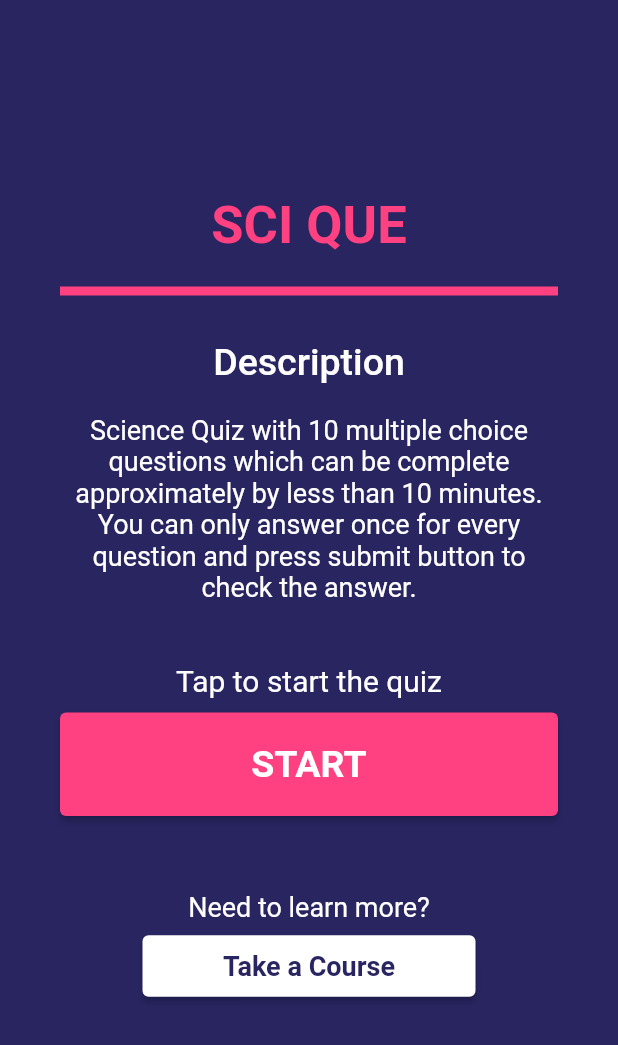
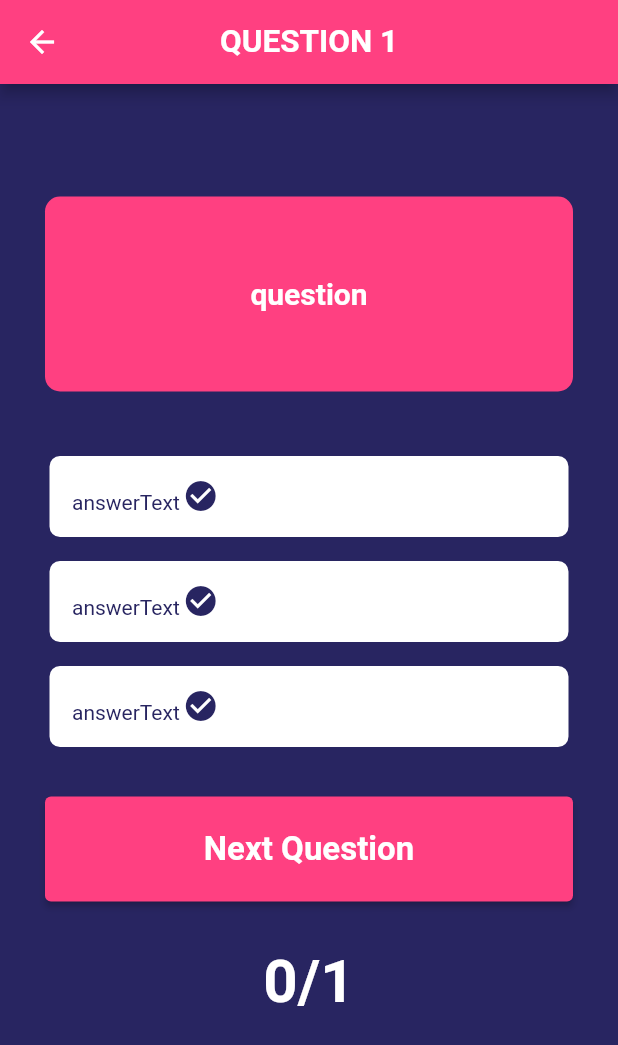
Before and after one commit to NavinduK/sci_que, a Flutter app: the HOME screen opened directly, after a tap on "START", on a phone screen of 412 x 824 dp. Shown: the top 1045 px of the screen. Run offline on Flutter 3.47's test engine with Material 2 defaults, Android fonts, the phone set to English and light mode, and no system bars; our stand-ins replace animate_do, fluttertoast.

Commit message:
Questions pages and quiz flow done

```diff
--- a/lib/Util/Util.dart
+++ b/lib/Util/Util.dart
@@ -1,9 +1,12 @@
 import 'package:flutter/material.dart';
+import 'package:url_launcher/url_launcher.dart';
 
-class UtilFunctions{
-
-  static void navigateTo(BuildContext context,Widget widget){
-    Navigator.push(context,MaterialPageRoute(builder: (context) => widget));
+class UtilFunctions {
+  static void navigateTo(BuildContext context, Widget widget) {
+    Navigator.push(context, MaterialPageRoute(builder: (context) => widget));
   }
 
+  static void launchURL(url) async {
+    if (!await launch(url)) throw 'Could not launch coursera.com';
+  }
 }
--- a/lib/Views/Home.dart
+++ b/lib/Views/Home.dart
@@ -1,6 +1,6 @@
 import 'package:flutter/material.dart';
 import 'package:sci_que/Util/Util.dart';
-import 'package:url_launcher/url_launcher.dart';
+import 'package:sci_que/Views/Question.dart';
 
 class HOME extends StatefulWidget {
   const HOME({Key? key}) : super(key: key);
@@ -15,7 +15,7 @@ class _HOMEState extends State<HOME> {
     return Scaffold(
       backgroundColor: Color.fromRGBO(40, 37, 97, 1),
       body: ListView(
-          padding: EdgeInsets.only(top: 80, left: 40, right: 40),
+          padding: EdgeInsets.only(top: 50, left: 40, right: 40),
           physics: const NeverScrollableScrollPhysics(),
           children: <Widget>[
             Container(
@@ -32,7 +32,7 @@ class _HOMEState extends State<HOME> {
               height: 20,
             ),
             Container(
-              padding: EdgeInsets.only(top: 30, left: 10, right: 10),
+              padding: EdgeInsets.only(top: 50, left: 10, right: 10),
               decoration: BoxDecoration(
                 border: Border(
                   top: BorderSide(
@@ -55,12 +55,12 @@ class _HOMEState extends State<HOME> {
                     height: 20,
                   ),
                   Text(
-                    'Science Quiz with 10 multiple choice questions which can be complete approximately by less than 10 minutes. You can only answer once for every question and press submit button to check the answer.',
-                    style: TextStyle(color: Colors.white, fontSize: 18),
+                    'Science Quiz with 10 multiple choice questions which can be complete approximately by less than 10 minutes. You can only answer once for every question and press submit button to check the answer after completing each question.',
+                    style: TextStyle(color: Colors.white, fontSize: 19),
                     textAlign: TextAlign.center,
                   ),
                   SizedBox(
-                    height: 40,
+                    height: 50,
                   ),
                   Text(
                     'Tap to start the quiz',
@@ -71,7 +71,7 @@ class _HOMEState extends State<HOME> {
               ),
             ),
             SizedBox(
-              height: 10,
+              height: 20,
             ),
             Container(
               child: ElevatedButton(
@@ -87,7 +87,7 @@ class _HOMEState extends State<HOME> {
                       fontSize: 25),
                 ),
                 onPressed: () {
-                  UtilFunctions.navigateTo(context, HOME());
+                  UtilFunctions.navigateTo(context, Question());
                 },
               ),
             ),
@@ -103,24 +103,20 @@ class _HOMEState extends State<HOME> {
               padding: EdgeInsets.only(top: 5, left: 55, right: 55),
               child: ElevatedButton(
                   style: ElevatedButton.styleFrom(
-                      primary: Colors.white,
+                      primary: Colors.white.withOpacity(0.8),
                       padding:
-                          EdgeInsets.symmetric(vertical: 10, horizontal: 30)),
+                          EdgeInsets.symmetric(vertical: 15, horizontal: 30)),
                   child: Text(
                     'Take a Course',
                     style: TextStyle(
                         color: Color.fromRGBO(40, 37, 97, 1),
                         fontWeight: FontWeight.w700,
-                        fontSize: 18),
+                        fontSize: 17),
                   ),
-                  onPressed: _launchURL),
+                  onPressed: () => UtilFunctions.launchURL(
+                      'https://www.coursera.org/search?query=science')),
             ),
           ]),
     );
   }
-
-  void _launchURL() async {
-    if (!await launch('https://www.coursera.org/search?query=science'))
-      throw 'Could not launch coursera.com';
-  }
 }
--- /dev/null
+++ b/lib/Views/Question.dart
@@ -0,0 +1,233 @@
+import 'dart:ui';
+
+import 'package:flutter/material.dart';
+import 'package:sci_que/Widgets/Answer.dart';
+
+class Question extends StatefulWidget {
+  @override
+  _QuestionState createState() => _QuestionState();
+}
+
+class _QuestionState extends State<Question> {
+  List<Icon> _scoreTracker = [];
+  int _questionIndex = 0;
+  int _totalScore = 0;
+  bool answerWasSelected = false;
+  bool endOfQuiz = false;
+  bool correctAnswerSelected = false;
+
+  void _questionAnswered(bool answerScore) {
+    print("answered");
+    setState(() {
+      // answer was selected
+      answerWasSelected = true;
+      // check if answer was correct
+      if (answerScore) {
+        _totalScore++;
+        correctAnswerSelected = true;
+      }
+      // adding to the score tracker on top
+      _scoreTracker.add(
+        answerScore
+            ? Icon(
+                Icons.check_circle,
+                color: Colors.white,
+              )
+            : Icon(
+                Icons.cancel_sharp,
+                color: Colors.pinkAccent,
+              ),
+      );
+      //when the quiz ends
+      if (_questionIndex + 1 == _questions.length) {
+        endOfQuiz = true;
+      }
+    });
+  }
+
+  void _nextQuestion() {
+    print('next');
+    setState(() {
+      _questionIndex++;
+      answerWasSelected = false;
+      correctAnswerSelected = false;
+    });
+    // what happens at the end of the quiz
+    if (_questionIndex >= _questions.length) {
+      _resetQuiz();
+    }
+  }
+
+  void _resetQuiz() {
+    setState(() {
+      _questionIndex = 0;
+      _totalScore = 0;
+      _scoreTracker = [];
+      endOfQuiz = false;
+    });
+  }
+
+  @override
+  Widget build(BuildContext context) {
+    return Scaffold(
+      backgroundColor: Color.fromRGBO(40, 37, 97, 1),
+      appBar: AppBar(
+        backgroundColor: Colors.pinkAccent,
+        title: Text(
+          'QUESTION ${(_questionIndex + 1).toString()}',
+          style: TextStyle(
+              color: Colors.white, fontSize: 21, fontWeight: FontWeight.w700),
+        ),
+        centerTitle: true,
+      ),
+      body: Center(
+        child: Column(
+          children: [
+            SizedBox(
+              height: 25.0,
+            ),
+            Row(
+              mainAxisAlignment: MainAxisAlignment.center,
+              children: [
+                if (_scoreTracker.length == 0)
+                  SizedBox(
+                    height: 25.0,
+                  ),
+                if (_scoreTracker.length > 0) ..._scoreTracker
+              ],
+            ),
+            SizedBox(
+              height: 25.0,
+            ),
+            Container(
+              width: double.infinity,
+              height: 130.0,
+              margin: EdgeInsets.only(bottom: 10.0, left: 30.0, right: 30.0),
+              padding: EdgeInsets.symmetric(horizontal: 50.0, vertical: 20.0),
+              decoration: BoxDecoration(
+                color: Colors.pinkAccent,
+                borderRadius: BorderRadius.circular(10.0),
+              ),
+              child: Center(
+                child: Text(
+                  _questions[_questionIndex]['question'] as String,
+                  textAlign: TextAlign.center,
+                  style: TextStyle(
+                    fontSize: 20.0,
+                    color: Colors.white,
+                    fontWeight: FontWeight.bold,
+                  ),
+                ),
+              ),
+            ),
+            SizedBox(
+              height: 25.0,
+            ),
+            ...(_questions[_questionIndex]['answers']
+                    as List<Map<String, Object>>)
+                .map(
+              (answer) => Answer(
+                answerText: answer['answerText'].toString(),
+                answerColor: answerWasSelected
+                    ? answer['score'] as bool
+                        ? Colors.green
+                        : Colors.red
+                    : Color.fromRGBO(40, 37, 97, 1),
+                answerTap: () {
+                  // if answer was already selected then nothing happens onTap
+                  if (answerWasSelected) {
+                    print('already selected');
+                    return;
+                  }
+                  //answer is being selected
+                  _questionAnswered(answer['score'] as bool);
+                },
+              ),
+            ),
+            SizedBox(height: 25.0),
+            Padding(
+              padding: EdgeInsets.only(bottom: 10.0, left: 30.0, right: 30.0),
+              child: ElevatedButton(
+                style: ElevatedButton.styleFrom(
+                  primary: Colors.pinkAccent,
+                  minimumSize: Size(double.infinity, 70.0),
+                ),
+                onPressed: () {
+                  if (!answerWasSelected) {
+                    ScaffoldMessenger.of(context).showSnackBar(SnackBar(
+                      content: Text(
+                          'Please select an answer before going to the next question'),
+                    ));
+                    return;
+                  }
+                  _nextQuestion();
+                },
+                child: Text(
+                  endOfQuiz ? 'Restart Quiz' : 'Next Question',
+                  style: TextStyle(fontSize: 22, fontWeight: FontWeight.w700),
+                ),
+              ),
+            ),
+            Container(
+              padding: EdgeInsets.all(20.0),
+              child: Text(
+                '${_totalScore.toString()}/${_questions.length}',
+                style: TextStyle(
+                    color: Colors.white,
+                    fontSize: 40.0,
+                    fontWeight: FontWeight.bold),
+              ),
+            ),
+            if (answerWasSelected && !endOfQuiz)
+              Container(
+                height: 70,
+                width: double.infinity,
+                color: correctAnswerSelected ? Colors.green : Colors.red,
+                child: Center(
+                  child: Text(
+                    correctAnswerSelected
+                        ? 'Correct, Well done!'
+                        : 'Wrong, Try next time!',
+                    style: TextStyle(
+                      fontSize: 18.0,
+                      fontWeight: FontWeight.bold,
+                      color: Colors.white,
+                    ),
+                  ),
+                ),
+              ),
+            if (endOfQuiz)
+              Container(
+                height: 100,
+                width: double.infinity,
+                color: Colors.black,
+                child: Center(
+                  child: Text(
+                    _totalScore > 4
+                        ? 'Congratulations! Your final score is: $_totalScore'
+                        : 'Your final score is: $_totalScore. Better luck next time!',
+                    style: TextStyle(
+                      fontSize: 20.0,
+                      fontWeight: FontWeight.bold,
+                      color: _totalScore > 4 ? Colors.green : Colors.red,
+                    ),
+                  ),
+                ),
+              ),
+          ],
+        ),
+      ),
+    );
+  }
+}
+
+final _questions = const [
+  {
+    'question': 'question',
+    'answers': [
+      {'answerText': 'answerText', 'score': true},
+      {'answerText': 'answerText', 'score': false},
+      {'answerText': 'answerText', 'score': false},
+    ],
+  }
+];
--- /dev/null
+++ b/lib/Widgets/Answer.dart
@@ -0,0 +1,48 @@
+import 'package:flutter/material.dart';
+
+class Answer extends StatelessWidget {
+  const Answer({
+    Key? key,
+    required this.answerText,
+    required this.answerColor,
+    required this.answerTap,
+  }) : super(key: key);
+
+  final String answerText;
+  final Color answerColor;
+  final Function answerTap;
+
+  @override
+  Widget build(BuildContext context) {
+    return InkWell(
+      onTap: () => answerTap(),
+      child: Container(
+          padding: EdgeInsets.all(15.0),
+          margin: EdgeInsets.symmetric(vertical: 5.0, horizontal: 30.0),
+          width: double.infinity,
+          decoration: BoxDecoration(
+            color: Colors.white,
+            border: Border.all(color: answerColor, width: 3),
+            borderRadius: BorderRadius.circular(10.0),
+          ),
+          child: RichText(
+            text: TextSpan(
+              // style: Theme.of(context).textTheme.body1,
+              children: [
+                TextSpan(
+                    text: answerText, style: TextStyle(color: answerColor)),
+                WidgetSpan(
+                  child: Padding(
+                    padding: const EdgeInsets.symmetric(horizontal: 2.0),
+                    child: Icon(
+                      Icons.check_circle,
+                      color: answerColor,
+                    ),
+                  ),
+                ),
+              ],
+            ),
+          )),
+    );
+  }
+}
--- a/lib/main.dart
+++ b/lib/main.dart
@@ -10,7 +10,8 @@ class MyApp extends StatelessWidget {
   @override
   Widget build(BuildContext context) {
     return MaterialApp(
-      debugShowCheckedModeBanner: false,
-        theme: ThemeData(primarySwatch: Colors.pink,hintColor: Colors.white), home: SplashScreen());
+        debugShowCheckedModeBanner: false,
+        theme: ThemeData(primarySwatch: Colors.pink, hintColor: Colors.white),
+        home: SplashScreen());
   }
 }
```
